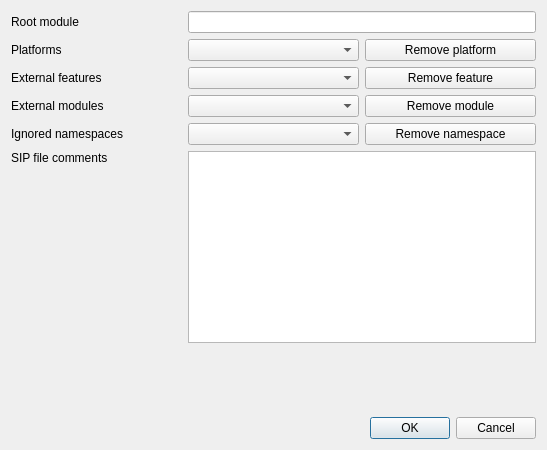
Old version of the form metasip/api_editor/Designer/ProjectPropertiesBase.ui in the repository Python-SIP/metasip.
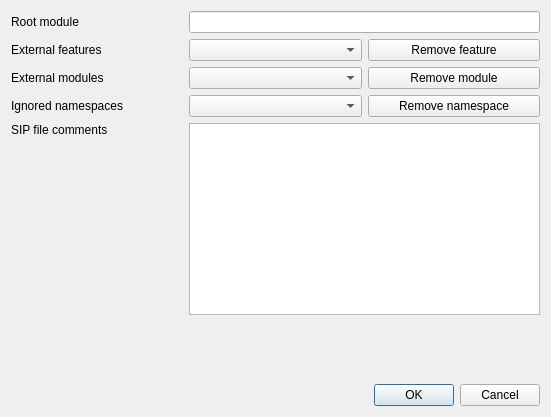
New version of the form.

Commit message: Added support for creating, renaming and deleting platforms.

```diff
--- a/metasip/api_editor/Designer/ProjectPropertiesBase.ui
+++ b/metasip/api_editor/Designer/ProjectPropertiesBase.ui
@@ -6,8 +6,8 @@
    <rect>
     <x>0</x>
     <y>0</y>
-    <width>547</width>
-    <height>450</height>
+    <width>551</width>
+    <height>417</height>
    </rect>
   </property>
   <property name="windowTitle">
@@ -16,21 +16,28 @@
   <layout class="QVBoxLayout" name="verticalLayout">
    <item>
     <layout class="QGridLayout" name="gridLayout">
-     <item row="2" column="0">
+     <item row="2" column="2">
+      <widget class="QPushButton" name="buttonRemoveModule">
+       <property name="text">
+        <string>Remove module</string>
+       </property>
+      </widget>
+     </item>
+     <item row="1" column="0">
       <widget class="QLabel" name="label_5">
        <property name="text">
         <string>External features</string>
        </property>
       </widget>
      </item>
-     <item row="4" column="2">
+     <item row="3" column="2">
       <widget class="QPushButton" name="buttonRemoveNamespace">
        <property name="text">
         <string>Remove namespace</string>
        </property>
       </widget>
      </item>
-     <item row="2" column="2">
+     <item row="1" column="2">
       <widget class="QPushButton" name="buttonRemoveExtFeatTag">
        <property name="text">
         <string>Remove feature</string>
@@ -47,31 +54,17 @@
        </property>
       </widget>
      </item>
-     <item row="1" column="2">
-      <widget class="QPushButton" name="buttonRemovePlatTag">
-       <property name="text">
-        <string>Remove platform</string>
-       </property>
-      </widget>
-     </item>
-     <item row="1" column="0">
-      <widget class="QLabel" name="label_4">
-       <property name="text">
-        <string>Platforms</string>
-       </property>
-      </widget>
-     </item>
-     <item row="3" column="1">
-      <widget class="QComboBox" name="externalModules">
-       <property name="editable">
-        <bool>false</bool>
-       </property>
-      </widget>
-     </item>
      <item row="2" column="1">
+      <widget class="QComboBox" name="externalModules">
+       <property name="editable">
+        <bool>false</bool>
+       </property>
+      </widget>
+     </item>
+     <item row="1" column="1">
       <widget class="QComboBox" name="extFeatureTags"/>
      </item>
-     <item row="5" column="0">
+     <item row="4" column="0">
       <widget class="QLabel" name="label_6">
        <property name="text">
         <string>SIP file comments</string>
@@ -81,38 +74,24 @@
        </property>
       </widget>
      </item>
-     <item row="1" column="1">
-      <widget class="QComboBox" name="platformTags">
-       <property name="editable">
-        <bool>false</bool>
-       </property>
-      </widget>
-     </item>
-     <item row="4" column="1">
+     <item row="3" column="1">
       <widget class="QComboBox" name="ignoredNamespaces"/>
      </item>
-     <item row="3" column="0">
+     <item row="2" column="0">
       <widget class="QLabel" name="label">
        <property name="text">
         <string>External modules</string>
        </property>
       </widget>
      </item>
-     <item row="3" column="2">
-      <widget class="QPushButton" name="buttonRemoveModule">
-       <property name="text">
-        <string>Remove module</string>
-       </property>
-      </widget>
-     </item>
-     <item row="4" column="0">
+     <item row="3" column="0">
       <widget class="QLabel" name="label_2">
        <property name="text">
         <string>Ignored namespaces</string>
        </property>
       </widget>
      </item>
-     <item row="5" column="1" colspan="2">
+     <item row="4" column="1" colspan="2">
       <widget class="QPlainTextEdit" name="sipFileComments">
        <property name="lineWrapMode">
         <enum>QPlainTextEdit::NoWrap</enum>
```
Left out of the diff: 2 changed lines with no effect on the pictures. The commit also changes 8 other files.
